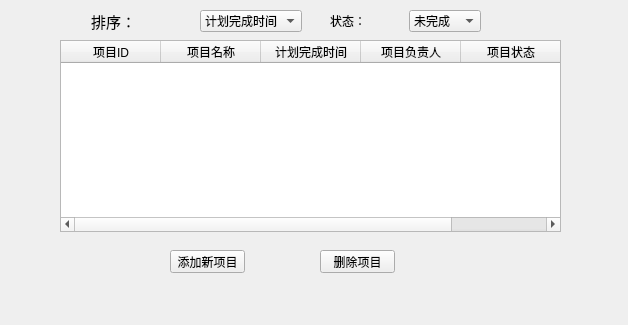
First picture: the form in pma/program.ui, repository FlyingGarfield/productManager_assistant, before the edit.
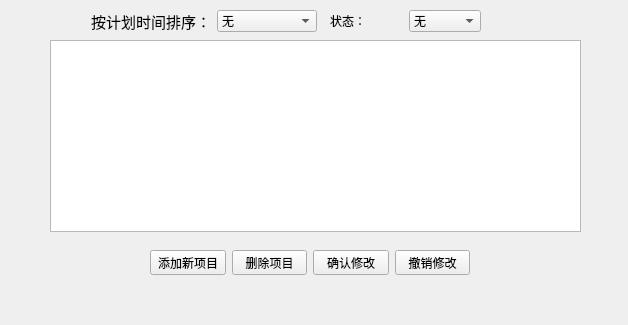
Second picture: the form after the edit.

Diff of the .ui file:
```diff
--- a/pma/program.ui
+++ b/pma/program.ui
@@ -13,54 +13,6 @@
   <property name="windowTitle">
    <string>项目管理</string>
   </property>
-  <widget class="QTableWidget" name="tableWidget">
-   <property name="geometry">
-    <rect>
-     <x>60</x>
-     <y>40</y>
-     <width>501</width>
-     <height>192</height>
-    </rect>
-   </property>
-   <column>
-    <property name="text">
-     <string>项目ID</string>
-    </property>
-   </column>
-   <column>
-    <property name="text">
-     <string>项目名称</string>
-    </property>
-   </column>
-   <column>
-    <property name="text">
-     <string>计划完成时间</string>
-    </property>
-   </column>
-   <column>
-    <property name="text">
-     <string>项目负责人</string>
-    </property>
-   </column>
-   <column>
-    <property name="text">
-     <string>项目状态</string>
-    </property>
-   </column>
-  </widget>
-  <widget class="QPushButton" name="pushButton">
-   <property name="geometry">
-    <rect>
-     <x>170</x>
-     <y>250</y>
-     <width>75</width>
-     <height>23</height>
-    </rect>
-   </property>
-   <property name="text">
-    <string>添加新项目</string>
-   </property>
-  </widget>
   <widget class="QWidget" name="layoutWidget_2">
    <property name="geometry">
     <rect>
@@ -79,7 +31,12 @@
      </widget>
     </item>
     <item>
-     <widget class="QComboBox" name="comboBox_3">
+     <widget class="QComboBox" name="zt">
+      <item>
+       <property name="text">
+        <string>无</string>
+       </property>
+      </item>
       <item>
        <property name="text">
         <string>未完成</string>
@@ -89,25 +46,12 @@
     </item>
    </layout>
   </widget>
-  <widget class="QPushButton" name="pushButton_2">
-   <property name="geometry">
-    <rect>
-     <x>320</x>
-     <y>250</y>
-     <width>75</width>
-     <height>23</height>
-    </rect>
-   </property>
-   <property name="text">
-    <string>删除项目</string>
-   </property>
-  </widget>
   <widget class="QWidget" name="layoutWidget">
    <property name="geometry">
     <rect>
      <x>91</x>
      <y>10</y>
-     <width>211</width>
+     <width>226</width>
      <height>22</height>
     </rect>
    </property>
@@ -120,7 +64,7 @@
        </font>
       </property>
       <property name="text">
-       <string>排序：</string>
+       <string>按计划时间排序：</string>
       </property>
      </widget>
     </item>
@@ -128,9 +72,69 @@
      <widget class="QComboBox" name="comboBox_2">
       <item>
        <property name="text">
-        <string>计划完成时间</string>
+        <string>无</string>
        </property>
       </item>
+      <item>
+       <property name="text">
+        <string>由早到晚</string>
+       </property>
+      </item>
+      <item>
+       <property name="text">
+        <string>由晚到早</string>
+       </property>
+      </item>
+     </widget>
+    </item>
+   </layout>
+  </widget>
+  <widget class="QTableView" name="tableView">
+   <property name="geometry">
+    <rect>
+     <x>50</x>
+     <y>40</y>
+     <width>531</width>
+     <height>192</height>
+    </rect>
+   </property>
+  </widget>
+  <widget class="QWidget" name="layoutWidget">
+   <property name="geometry">
+    <rect>
+     <x>150</x>
+     <y>250</y>
+     <width>320</width>
+     <height>25</height>
+    </rect>
+   </property>
+   <layout class="QHBoxLayout" name="horizontalLayout_2">
+    <item>
+     <widget class="QPushButton" name="tianjia">
+      <property name="text">
+       <string>添加新项目</string>
+      </property>
+     </widget>
+    </item>
+    <item>
+     <widget class="QPushButton" name="shanchu">
+      <property name="text">
+       <string>删除项目</string>
+      </property>
+     </widget>
+    </item>
+    <item>
+     <widget class="QPushButton" name="queren">
+      <property name="text">
+       <string>确认修改</string>
+      </property>
+     </widget>
+    </item>
+    <item>
+     <widget class="QPushButton" name="chexiao">
+      <property name="text">
+       <string>撤销修改</string>
+      </property>
      </widget>
     </item>
    </layout>
```
Left out of the diff: 12 changed lines with no effect on the pictures.
